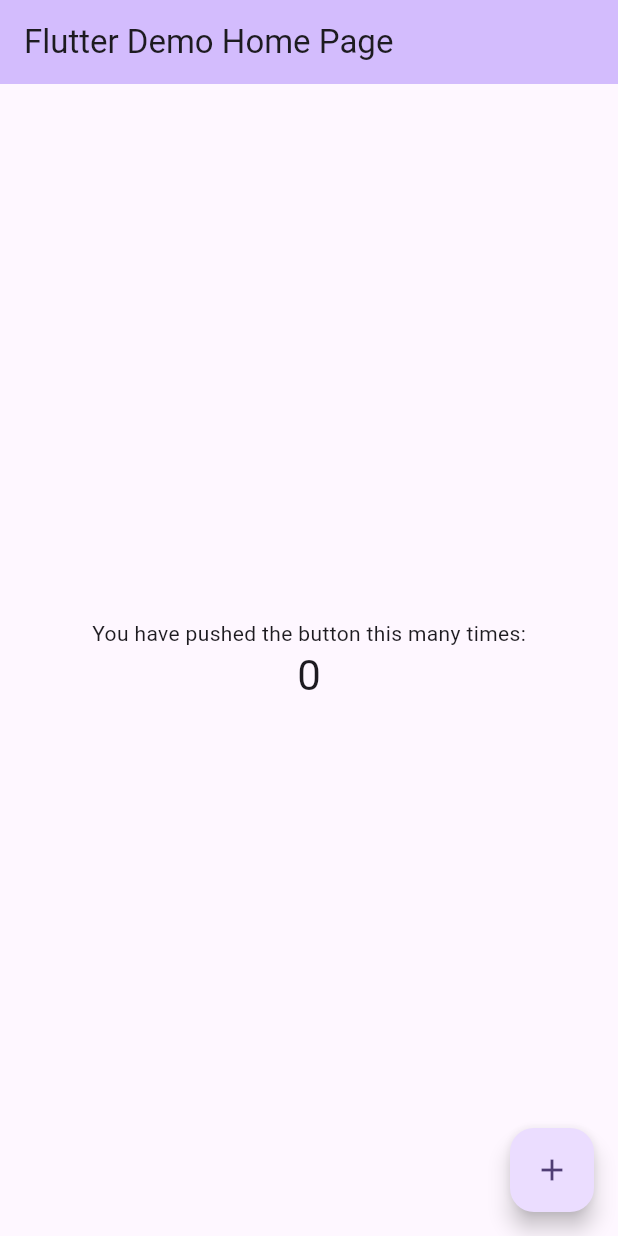
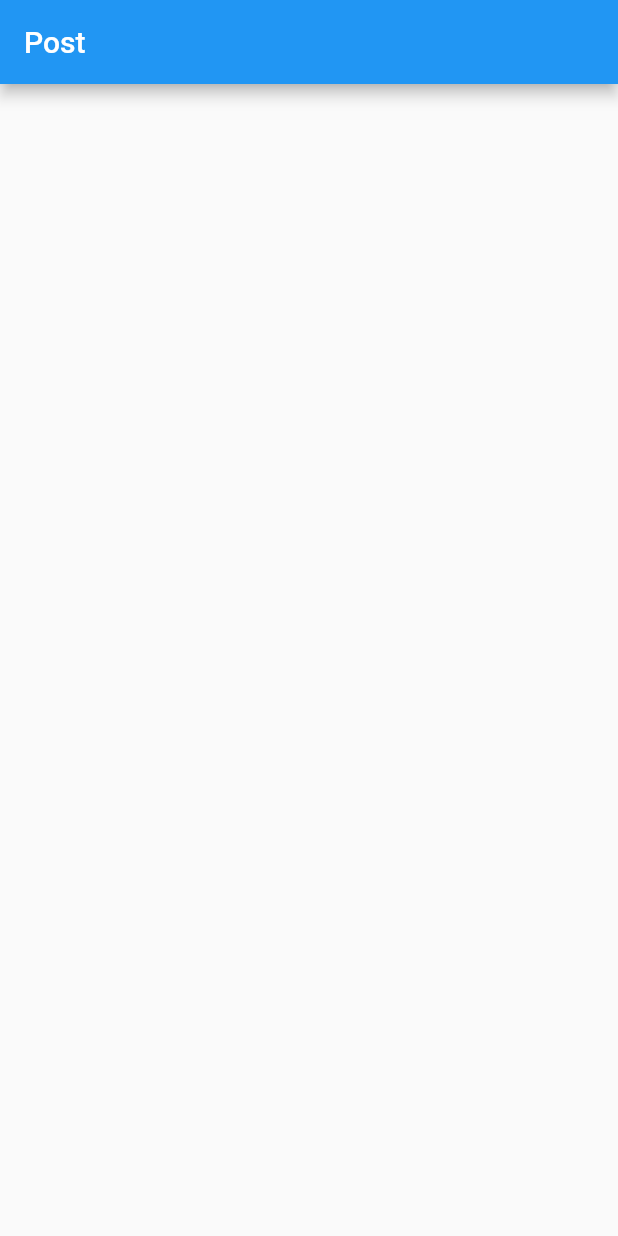
Before and after one commit to Ozurumba007/Api_integration, a Flutter app: the screen it shows after launch, on a phone screen of 412 x 824 dp. Run offline on Flutter 3.47's test engine with Material 2 defaults, Android fonts, the phone set to English and light mode, and no system bars.

Commit message:
created a file called home_page.dart \ deleted the comment and demo code in the main.dart file

```diff
--- a/lib/main.dart
+++ b/lib/main.dart
@@ -1,4 +1,6 @@
 import 'package:flutter/material.dart';
+
+import 'views/home_page.dart';
 
 void main() {
   runApp(const MyApp());
@@ -7,119 +9,10 @@
 class MyApp extends StatelessWidget {
   const MyApp({super.key});
 
-  // This widget is the root of your application.
   @override
   Widget build(BuildContext context) {
-    return MaterialApp(
-      title: 'Flutter Demo',
-      theme: ThemeData(
-        // This is the theme of your application.
-        //
-        // TRY THIS: Try running your application with "flutter run". You'll see
-        // the application has a blue toolbar. Then, without quitting the app,
-        // try changing the seedColor in the colorScheme below to Colors.green
-        // and then invoke "hot reload" (save your changes or press the "hot
-        // reload" button in a Flutter-supported IDE, or press "r" if you used
-        // the command line to start the app).
-        //
-        // Notice that the counter didn't reset back to zero; the application
-        // state is not lost during the reload. To reset the state, use hot
-        // restart instead.
-        //
-        // This works for code too, not just values: Most code changes can be
-        // tested with just a hot reload.
-        colorScheme: ColorScheme.fromSeed(seedColor: Colors.deepPurple),
-        useMaterial3: true,
-      ),
-      home: const MyHomePage(title: 'Flutter Demo Home Page'),
+    return const MaterialApp(
+      home: HomePage(),
     );
   }
 }
-
-class MyHomePage extends StatefulWidget {
-  const MyHomePage({super.key, required this.title});
-
-  // This widget is the home page of your application. It is stateful, meaning
-  // that it has a State object (defined below) that contains fields that affect
-  // how it looks.
-
-  // This class is the configuration for the state. It holds the values (in this
-  // case the title) provided by the parent (in this case the App widget) and
-  // used by the build method of the State. Fields in a Widget subclass are
-  // always marked "final".
-
-  final String title;
-
-  @override
-  State<MyHomePage> createState() => _MyHomePageState();
-}
-
-class _MyHomePageState extends State<MyHomePage> {
-  int _counter = 0;
-
-  void _incrementCounter() {
-    setState(() {
-      // This call to setState tells the Flutter framework that something has
-      // changed in this State, which causes it to rerun the build method below
-      // so that the display can reflect the updated values. If we changed
-      // _counter without calling setState(), then the build method would not be
-      // called again, and so nothing would appear to happen.
-      _counter++;
-    });
-  }
-
-  @override
-  Widget build(BuildContext context) {
-    // This method is rerun every time setState is called, for instance as done
-    // by the _incrementCounter method above.
-    //
-    // The Flutter framework has been optimized to make rerunning build methods
-    // fast, so that you can just rebuild anything that needs updating rather
-    // than having to individually change instances of widgets.
-    return Scaffold(
-      appBar: AppBar(
-        // TRY THIS: Try changing the color here to a specific color (to
-        // Colors.amber, perhaps?) and trigger a hot reload to see the AppBar
-        // change color while the other colors stay the same.
-        backgroundColor: Theme.of(context).colorScheme.inversePrimary,
-        // Here we take the value from the MyHomePage object that was created by
-        // the App.build method, and use it to set our appbar title.
-        title: Text(widget.title),
-      ),
-      body: Center(
-        // Center is a layout widget. It takes a single child and positions it
-        // in the middle of the parent.
-        child: Column(
-          // Column is also a layout widget. It takes a list of children and
-          // arranges them vertically. By default, it sizes itself to fit its
-          // children horizontally, and tries to be as tall as its parent.
-          //
-          // Column has various properties to control how it sizes itself and
-          // how it positions its children. Here we use mainAxisAlignment to
-          // center the children vertically; the main axis here is the vertical
-          // axis because Columns are vertical (the cross axis would be
-          // horizontal).
-          //
-          // TRY THIS: Invoke "debug painting" (choose the "Toggle Debug Paint"
-          // action in the IDE, or press "p" in the console), to see the
-          // wireframe for each widget.
-          mainAxisAlignment: MainAxisAlignment.center,
-          children: <Widget>[
-            const Text(
-              'You have pushed the button this many times:',
-            ),
-            Text(
-              '$_counter',
-              style: Theme.of(context).textTheme.headlineMedium,
-            ),
-          ],
-        ),
-      ),
-      floatingActionButton: FloatingActionButton(
-        onPressed: _incrementCounter,
-        tooltip: 'Increment',
-        child: const Icon(Icons.add),
-      ), // This trailing comma makes auto-formatting nicer for build methods.
-    );
-  }
-}
--- /dev/null
+++ b/lib/views/home_page.dart
@@ -0,0 +1,19 @@
+import 'package:flutter/material.dart';
+
+class HomePage extends StatefulWidget {
+  const HomePage({super.key});
+
+  @override
+  State<HomePage> createState() => _HomePageState();
+}
+
+class _HomePageState extends State<HomePage> {
+  @override
+  Widget build(BuildContext context) {
+    return Scaffold(
+      appBar: AppBar(
+        title: Text('Post'),
+      ),
+    );
+  }
+}
```
